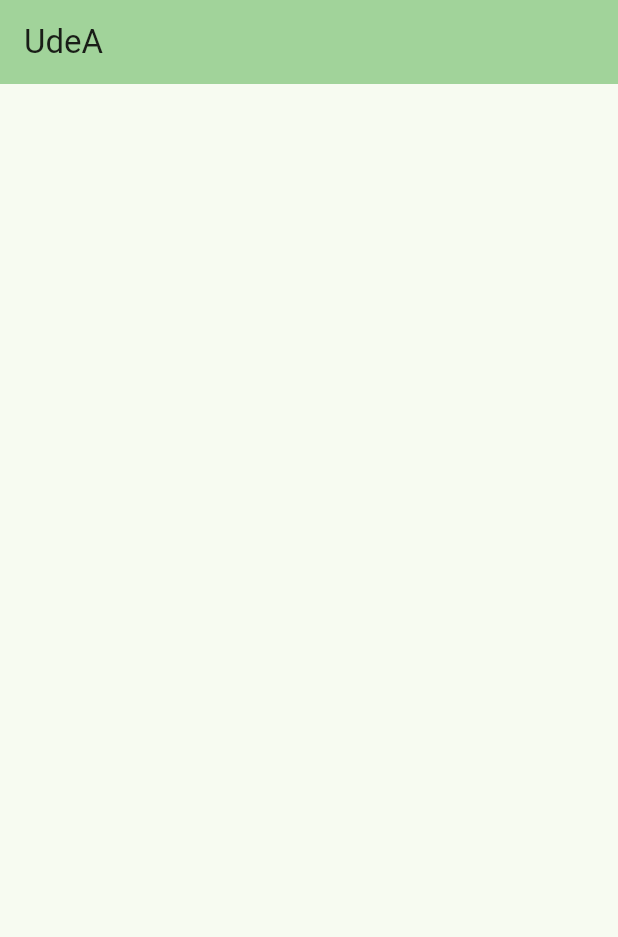
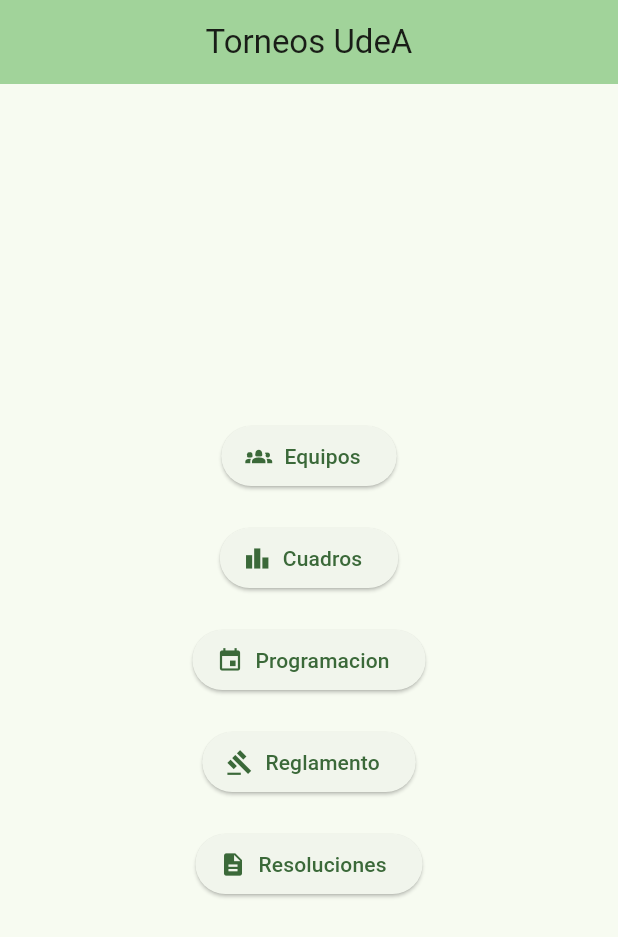
Before and after one commit to sebudea/torneos-udea, a Flutter app: the screen it shows after launch, on a phone screen of 412 x 824 dp. Shown: the top 937 px of the screen. Run offline on Flutter 3.47's test engine with Material 3 defaults, Android fonts, the phone set to English and light mode, and no system bars; our stand-ins replace go_router.

Commit message:
botones menu creados

```diff
--- a/lib/constants/app_constants.dart
+++ b/lib/constants/app_constants.dart
@@ -1,4 +1,4 @@
 class AppConstants {
   static const String fullName = "Torneos Universitarios UdeA";
-  static const String name = "Torneos Depu";
+  static const String name = "Torneos UdeA";
 }
--- a/lib/ui/views/menu/menu_view.dart
+++ b/lib/ui/views/menu/menu_view.dart
@@ -8,7 +8,44 @@ class MenuView extends StatelessWidget {
     return Scaffold(
       appBar: AppBar(
         backgroundColor: Theme.of(context).colorScheme.inversePrimary,
-        title: Text("UdeA"),
+        title: const Text("Torneos UdeA"),
+        centerTitle: true,
+      ),
+      body: Center(
+        child: Column(
+          mainAxisAlignment: MainAxisAlignment.center,
+          children: [
+            ElevatedButton.icon(
+              onPressed: () {},
+              label: const Text("Equipos"),
+              icon: const Icon(Icons.groups_2),
+            ),
+            const SizedBox(height: 20),
+            ElevatedButton.icon(
+              onPressed: () {},
+              label: const Text("Cuadros"),
+              icon: const Icon(Icons.leaderboard),
+            ),
+            const SizedBox(height: 20),
+            ElevatedButton.icon(
+              onPressed: () {},
+              label: const Text("Programacion"),
+              icon: const Icon(Icons.event),
+            ),
+            const SizedBox(height: 20),
+            ElevatedButton.icon(
+              onPressed: () {},
+              label: const Text("Reglamento"),
+              icon: const Icon(Icons.gavel),
+            ),
+            const SizedBox(height: 20),
+            ElevatedButton.icon(
+              onPressed: () {},
+              label: const Text("Resoluciones"),
+              icon: const Icon(Icons.description),
+            ),
+          ],
+        ),
       ),
     );
   }
--- a/pubspec.yaml
+++ b/pubspec.yaml
@@ -60,8 +60,8 @@ flutter:
   uses-material-design: true
 
   # To add assets to your application, add an assets section, like this:
-  # assets:
-  #   - images/a_dot_burr.jpeg
+  assets:
+    - assets/udea/
   #   - images/a_dot_ham.jpeg
 
   # An image asset can refer to one or more resolution-specific "variants", see
```
Also changed, not shown: assets/udea/logosimbolo-horizontal-png.png (added), assets/udea/logosimbolo-vertical.png (added), assets/udea/logotipo-simplificado.png (added), 1 other file.
